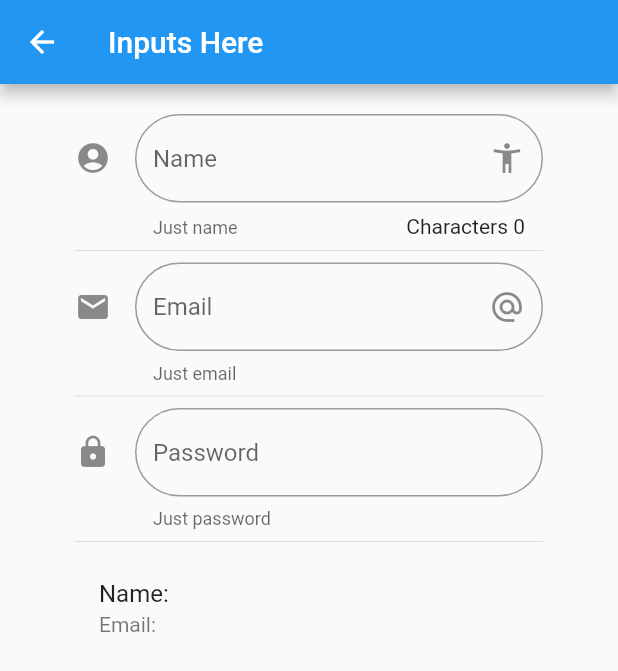
After one commit to Juli15Boy/flutter_testing_components, a Flutter app: the InputPage screen opened by its route, on a phone screen of 412 x 824 dp. The commit adds this screen. Shown: the top 671 px of the screen. Run offline on Flutter 3.47's test engine with Material 2 defaults, Android fonts, the phone set to English and light mode, and no system bars.

Commit message:
Inputs - Email and Password

```diff
--- a/data/menu_opts.json
+++ b/data/menu_opts.json
@@ -20,6 +20,11 @@
             "route" : "animatedContainer",
             "icon" : "donut_large",
             "text": "Animated Container"
+        },
+        {
+            "route" : "inputs",
+            "icon" : "input",
+            "text": "Inputs"
         }
     ]
 }
--- /dev/null
+++ b/lib/src/pages/input_page.dart
@@ -0,0 +1,97 @@
+import 'package:flutter/material.dart';
+
+class InputPage extends StatefulWidget {
+  InputPage({Key key}) : super(key: key);
+
+  @override
+  _InputPageState createState() => _InputPageState();
+}
+
+class _InputPageState extends State<InputPage> {
+  String _name = '';
+  String _email = '';
+
+  @override
+  Widget build(BuildContext context) {
+    return Scaffold(
+      appBar: AppBar(
+        title: Text('Inputs Here'),
+      ),
+      body: ListView(
+        padding: EdgeInsets.symmetric(horizontal: 50.0, vertical: 20.0),
+        children: <Widget>[
+          _createInput(),
+          Divider(),
+          _createInputMail(),
+          Divider(),
+          _createPasswordField(),
+          Divider(),
+          _displayValues(),
+        ],
+      ),
+    );
+  }
+
+  _createInput() {
+    return TextField(
+      //autofocus: true,
+      textCapitalization: TextCapitalization.words,
+      decoration: InputDecoration(
+        border: OutlineInputBorder(
+          borderRadius: BorderRadius.circular(30.0),
+        ),
+        counter: Text('Characters ${_name.length}'),
+        hintText: 'Name',
+        //labelText: 'Label Name',
+        helperText: 'Just name',
+        suffixIcon: Icon(Icons.accessibility_new),
+        icon: Icon(Icons.account_circle),
+      ),
+      onChanged: (value) => this.setState(() {
+        _email = value;
+      }),
+    );
+  }
+
+  Widget _createInputMail() {
+    return TextField(
+      keyboardType: TextInputType.emailAddress,
+      decoration: InputDecoration(
+        border: OutlineInputBorder(
+          borderRadius: BorderRadius.circular(30.0),
+        ),
+        hintText: 'Email',
+        helperText: 'Just email',
+        suffixIcon: Icon(Icons.alternate_email),
+        icon: Icon(Icons.email),
+      ),
+      onChanged: (value) {
+        this.setState(() {
+          _email = value;
+        });
+      },
+    );
+  }
+
+  Widget _createPasswordField() {
+    return TextField(
+      obscureText: true,
+      keyboardType: TextInputType.emailAddress,
+      decoration: InputDecoration(
+        border: OutlineInputBorder(
+          borderRadius: BorderRadius.circular(30.0),
+        ),
+        hintText: 'Password',
+        helperText: 'Just password',
+        icon: Icon(Icons.lock),
+      ),
+    );
+  }
+
+  _displayValues() {
+    return ListTile(
+      title: Text('Name: $_name'),
+      subtitle: Text('Email: $_email'),
+    );
+  }
+}
--- a/lib/src/routes/routes.dart
+++ b/lib/src/routes/routes.dart
@@ -5,6 +5,7 @@ import 'package:flutter_components/src/pages/avatar_page.dart';
 import 'package:flutter_components/src/pages/card_page.dart';
 import 'package:flutter_components/src/pages/home_page.dart';
 import 'package:flutter_components/src/pages/animated_container.dart';
+import 'package:flutter_components/src/pages/input_page.dart';
 
 Map<String, WidgetBuilder> getApplicationRoutes() {
   return <String, WidgetBuilder>{
@@ -13,5 +14,6 @@ Map<String, WidgetBuilder> getApplicationRoutes() {
     'avatar': (BuildContext context) => AvatarPage(),
     'card': (BuildContext context) => CardPage(),
     'animatedContainer': (BuildContext context) => AnimatedContainerPage(),
+    'inputs': (BuildContext context) => InputPage(),
   };
 }
--- a/lib/src/utils/icon_string_util.dart
+++ b/lib/src/utils/icon_string_util.dart
@@ -4,7 +4,8 @@ final _icons = <String, IconData>{
   'add_alert': Icons.add_alert,
   'accessibility': Icons.accessibility,
   'folder_open': Icons.folder_open,
-  'donut_large': Icons.donut_large
+  'donut_large': Icons.donut_large,
+  'input': Icons.input,
 };
 
 Icon getIcon(String iconName) {
```
